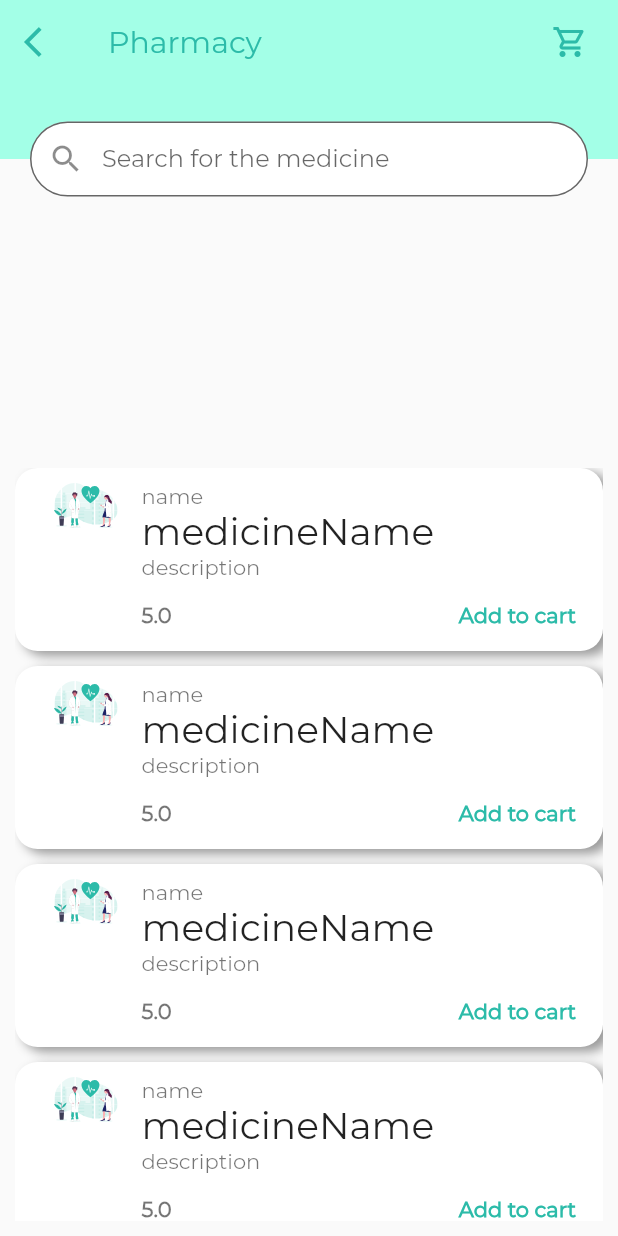
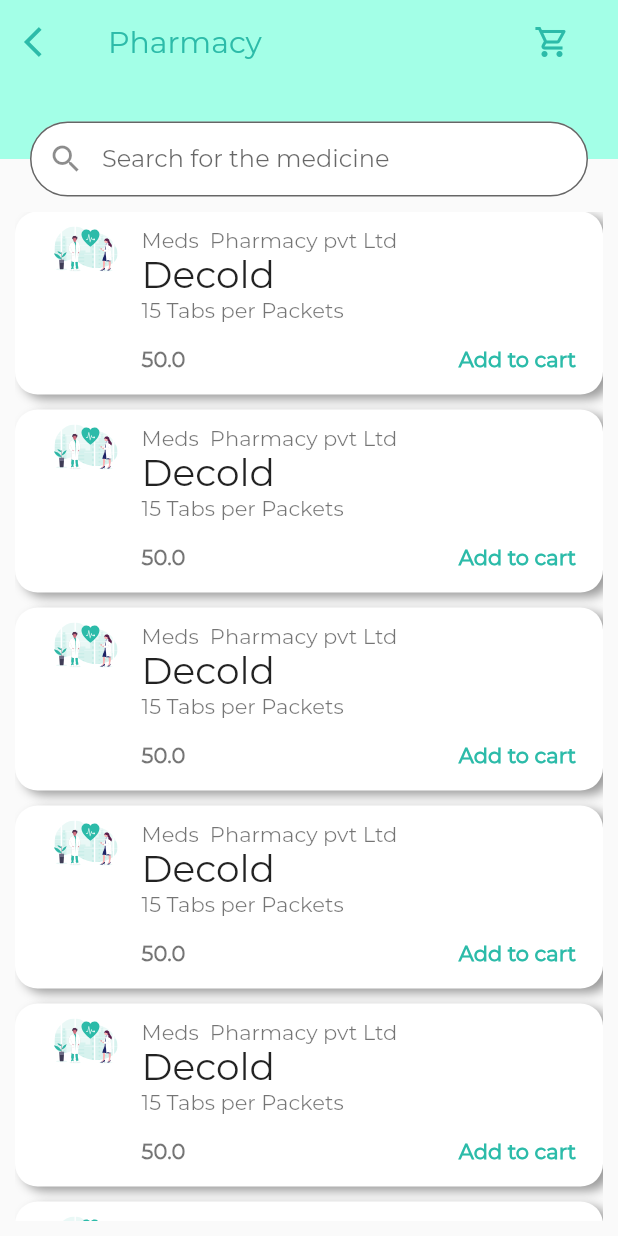
Before and after one commit to bhupesh7shakya/medico, a Flutter app: the Pharmacy screen opened by its route, on a phone screen of 412 x 824 dp. Run offline on Flutter 3.47's test engine with Material 2 defaults, Android fonts, the phone set to English and light mode, and no system bars; our stand-ins replace flutter_svg.

Commit message:
"added bug ,cart "

```diff
--- a/lib/main.dart
+++ b/lib/main.dart
@@ -19,6 +19,7 @@ void main() {
         "/verify": (context) => Verify(),
         "/home": (context) => Home(),
         "/pharmacy": (context) => Pharmacy(),
+        "/cart": (context) => Cart(),
       },
     ),
   );
--- a/lib/screens/pharmacy.dart
+++ b/lib/screens/pharmacy.dart
@@ -1,23 +1,32 @@
 import 'package:flutter/material.dart';
-import 'package:flutter_svg/flutter_svg.dart';
+import 'package:medico/Data/data.dart';
 import 'package:medico/components/components.dart';
+import 'package:medico/modals/medicine.dart';
 import 'package:medico/screens/shared/customContainer.dart';
 import 'package:medico/screens/shared/shared.dart';
 
-class Pharmacy extends StatelessWidget {
+class Pharmacy extends StatefulWidget {
   const Pharmacy({Key key}) : super(key: key);
+
+  @override
+  _PharmacyState createState() => _PharmacyState();
+}
+
+class _PharmacyState extends State<Pharmacy> {
+  List addToCart;
   @override
   Widget build(BuildContext context) {
-    bool searchKeyword = true;
+    // bool searchKeyword = true;
+
     return Scaffold(
       appBar: AppBar(
         backgroundColor: Color(0xffa3ffe7),
-        leading: GestureDetector(
-          child: Icon(
+        leading: IconButton(
+          icon: Icon(
             Icons.arrow_back_ios,
             color: Components.componenet,
           ),
-          onTap: () {
+          onPressed: () {
             Navigator.pop(context);
           },
         ),
@@ -29,11 +38,11 @@ class Pharmacy extends StatelessWidget {
         ),
         centerTitle: false,
         actions: [
-          GestureDetector(
-            onTap: () {
-              print("cart");
+          IconButton(
+            onPressed: () {
+              Navigator.pushNamed(context, "/cart", arguments: addToCart);
             },
-            child: Icon(
+            icon: Icon(
               Icons.shopping_cart_outlined,
               color: Components.componenet,
             ),
@@ -46,8 +55,7 @@ class Pharmacy extends StatelessWidget {
       ),
       body: Column(
         children: [
-          Expanded(
-              flex: 2, child: SearchTopBar(title: "Search for the medicine")),
+          SearchTopBar(title: "Search for the medicine"),
           // SizedBox(
           //   height: 30,
           // ),
@@ -62,36 +70,25 @@ class Pharmacy extends StatelessWidget {
           //       ),
           // Text("Search for Medicine"),
           Expanded(
-            flex: 4,
+            flex: 9,
             child: Padding(
               padding: const EdgeInsets.fromLTRB(10, 0, 10, 10),
-              child: ListView(
-                children: [
-                  CustomContainer(
-                    shopname: "name",
-                    description: "description",
-                    medicineName: "medicineName",
-                    price: 5.0,
-                  ),
-                  CustomContainer(
-                    shopname: "name",
-                    description: "description",
-                    medicineName: "medicineName",
-                    price: 5.0,
-                  ),
-                  CustomContainer(
-                    shopname: "name",
-                    description: "description",
-                    medicineName: "medicineName",
-                    price: 5.0,
-                  ),
-                  CustomContainer(
-                    shopname: "name",
-                    description: "description",
-                    medicineName: "medicineName",
-                    price: 5.0,
-                  ),
-                ],
+              child: ListView.builder(
+                itemCount: data.length,
+                itemBuilder: (context, index) {
+                  return CustomContainer(
+                    shopname: data[index].vender,
+                    description: data[index].description,
+                    medicineName: data[index].name,
+                    price: data[index].price,
+                    function: () {
+                      // print(index);
+                      Medicine obj = data[index];
+                      addToCart.add(obj);
+                      print(addToCart.length);
+                    },
+                  );
+                },
               ),
             ),
           ),
--- a/lib/screens/screens.dart
+++ b/lib/screens/screens.dart
@@ -7,3 +7,4 @@ export 'signup/welcomeLogin.dart';
 export 'signup/verification.dart';
 export 'home.dart';
 export 'pharmacy.dart';
+export 'cart.dart';
--- a/lib/screens/shared/bottomnav.dart
+++ b/lib/screens/shared/bottomnav.dart
@@ -13,6 +13,8 @@ class _BottomNavState extends State<BottomNav> {
     return BottomNavigationBar(
       selectedItemColor: Components.componenet,
       unselectedItemColor: Components.timerbg,
+      selectedFontSize: 10,
+      unselectedFontSize: 10,
       showUnselectedLabels: false,
       currentIndex: currentIndex,
       items: [
--- a/lib/screens/shared/customContainer.dart
+++ b/lib/screens/shared/customContainer.dart
@@ -7,12 +7,16 @@ class CustomContainer extends StatelessWidget {
   final String medicineName;
   final String description;
   final double price;
+  final bool cart;
+  final Function function;
   const CustomContainer({
     Key key,
     this.shopname,
     this.medicineName,
     this.description,
     this.price,
+    this.cart = true,
+    this.function,
   }) : super(key: key);
 
   @override
@@ -75,15 +79,13 @@ class CustomContainer extends StatelessWidget {
                       ),
                       TextButton(
                         child: Text(
-                          "Add to cart",
+                          (cart == true) ? "Add to cart" : "Remove from cart",
                           style: TextStyle(
                             color: Components.componenet,
                             fontWeight: FontWeight.bold,
                           ),
                         ),
-                        onPressed: () {
-                          print("add to cart");
-                        },
+                        onPressed: function,
                       ),
                     ],
                   )
--- /dev/null
+++ b/lib/screens/shared/searchTopBar.dart
@@ -0,0 +1,30 @@
+import 'package:flutter/material.dart';
+import 'package:medico/screens/shared/shared.dart';
+
+class SearchTopBar extends StatelessWidget {
+  final String title;
+  const SearchTopBar({
+    Key key,
+    this.title,
+  }) : super(key: key);
+
+  @override
+  Widget build(BuildContext context) {
+    return Stack(
+      children: [
+        Container(
+          height: 50,
+          color: Color(0xffa3ffe7),
+        ),
+        Padding(
+          padding: const EdgeInsets.fromLTRB(20, 25, 20, 10),
+          child: TextBox(
+            fill: true,
+            hintText: title,
+            icon: Icon(Icons.search),
+          ),
+        ),
+      ],
+    );
+  }
+}
--- a/lib/screens/shared/shared.dart
+++ b/lib/screens/shared/shared.dart
@@ -6,3 +6,4 @@ export 'onboarding.dart';
 export 'textbox.dart';
 export 'topbar.dart';
 export 'customCard.dart';
+export 'searchTopBar.dart';
```
Also changed, not shown: lib/screens/cart.dart (added, +151 -0 lines).
